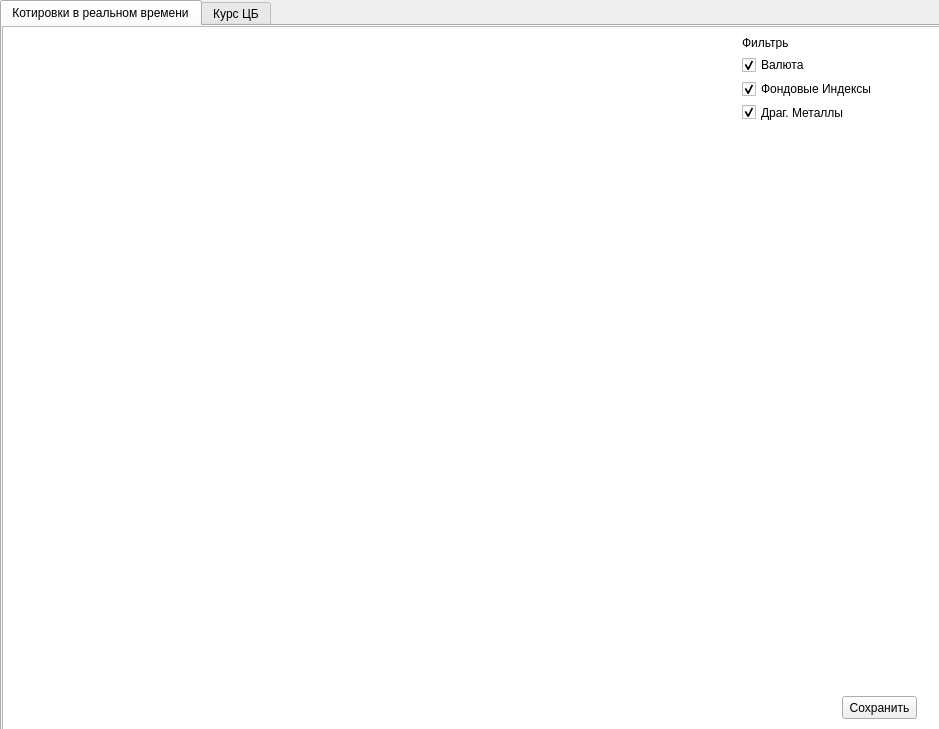
Before: the Qt Designer form ExchangeRate.ui in Vladislav0904/The-Exchange-Rate, drawn with Qt 5.
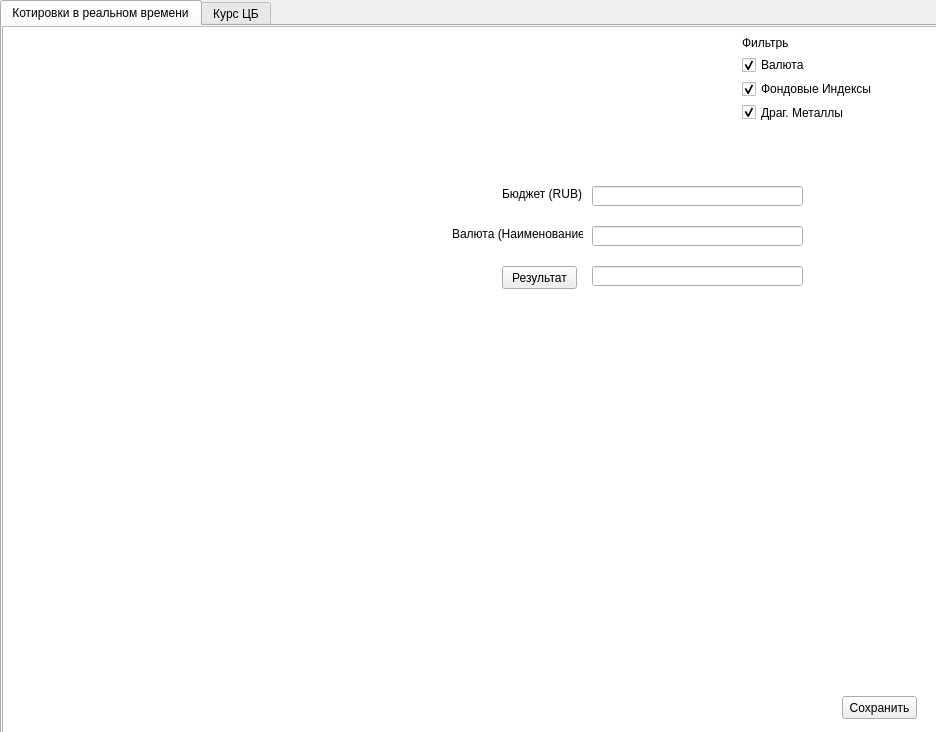
After: the same form once the commit is applied.

Commit message: New Calculator function added. Some ui corrections

```diff
--- a/ExchangeRate.ui
+++ b/ExchangeRate.ui
@@ -9,8 +9,8 @@
    <rect>
     <x>0</x>
     <y>0</y>
-    <width>939</width>
-    <height>729</height>
+       <width>936</width>
+       <height>732</height>
    </rect>
   </property>
   <property name="baseSize">
@@ -56,7 +56,7 @@
                    <x>0</x>
                    <y>0</y>
                    <width>941</width>
-                   <height>711</height>
+                      <height>721</height>
                </rect>
            </property>
            <property name="cursor" stdset="0">
@@ -146,6 +146,81 @@
                <string>Фильтры</string>
            </property>
        </widget>
+          <widget class="QLineEdit" name="lineEdit">
+              <property name="geometry">
+                  <rect>
+                      <x>590</x>
+                      <y>160</y>
+                      <width>211</width>
+                      <height>20</height>
+                  </rect>
+              </property>
+          </widget>
+          <widget class="QLabel" name="label_2">
+              <property name="geometry">
+                  <rect>
+                      <x>500</x>
+                      <y>160</y>
+                      <width>91</width>
+                      <height>16</height>
+                  </rect>
+              </property>
+              <property name="frameShadow">
+                  <enum>QFrame::Sunken</enum>
+              </property>
+              <property name="text">
+                  <string>Бюджет (RUB)</string>
+              </property>
+          </widget>
+          <widget class="QLineEdit" name="lineEdit_2">
+              <property name="geometry">
+                  <rect>
+                      <x>590</x>
+                      <y>200</y>
+                      <width>211</width>
+                      <height>20</height>
+                  </rect>
+              </property>
+          </widget>
+          <widget class="QLabel" name="label_3">
+              <property name="geometry">
+                  <rect>
+                      <x>450</x>
+                      <y>200</y>
+                      <width>131</width>
+                      <height>16</height>
+                  </rect>
+              </property>
+              <property name="frameShadow">
+                  <enum>QFrame::Sunken</enum>
+              </property>
+              <property name="text">
+                  <string>Валюта (Наименование)</string>
+              </property>
+          </widget>
+          <widget class="QLineEdit" name="lineEdit_3">
+              <property name="geometry">
+                  <rect>
+                      <x>590</x>
+                      <y>240</y>
+                      <width>211</width>
+                      <height>20</height>
+                  </rect>
+              </property>
+          </widget>
+          <widget class="QPushButton" name="result1">
+              <property name="geometry">
+                  <rect>
+                      <x>500</x>
+                      <y>240</y>
+                      <width>75</width>
+                      <height>23</height>
+                  </rect>
+              </property>
+              <property name="text">
+                  <string>Результат</string>
+              </property>
+          </widget>
    </widget>
    <widget class="QWidget" name="tab_2">
     <property name="cursor">
```
Left out of the diff: 2 changed lines with no effect on the pictures. Lines whose indentation alone changed are shown as unchanged. The commit also changes 2 other files.
